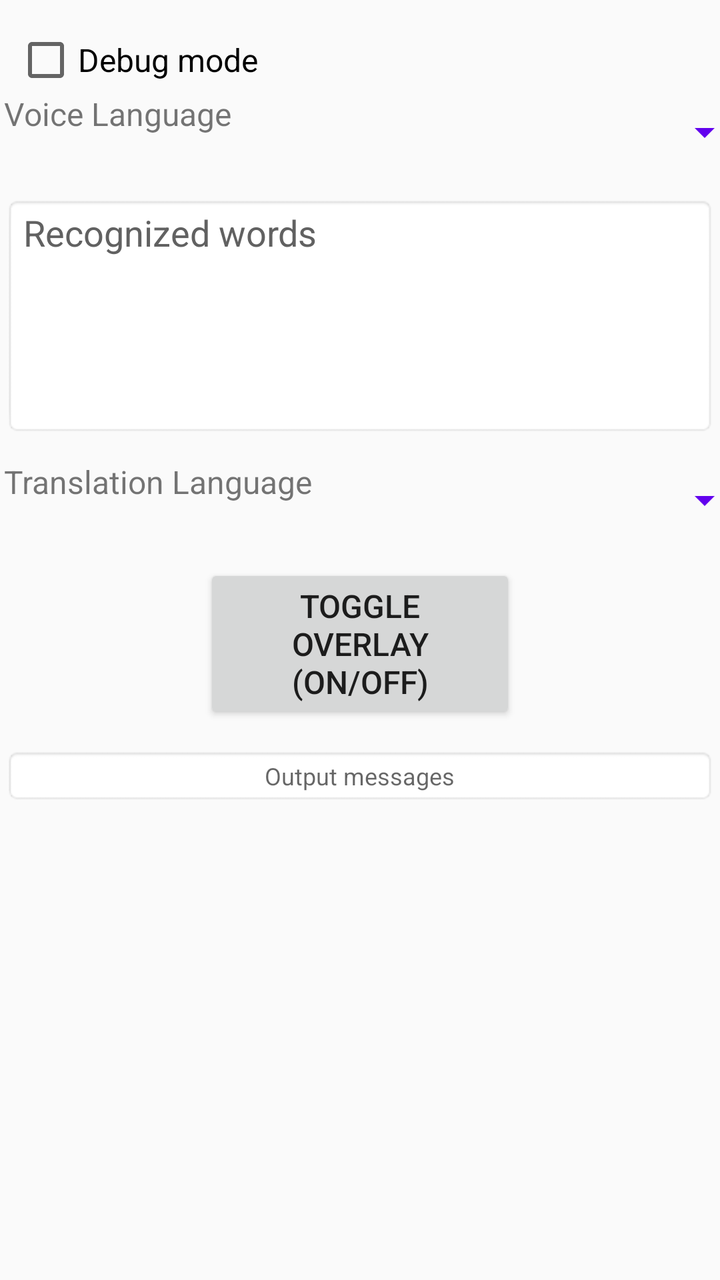
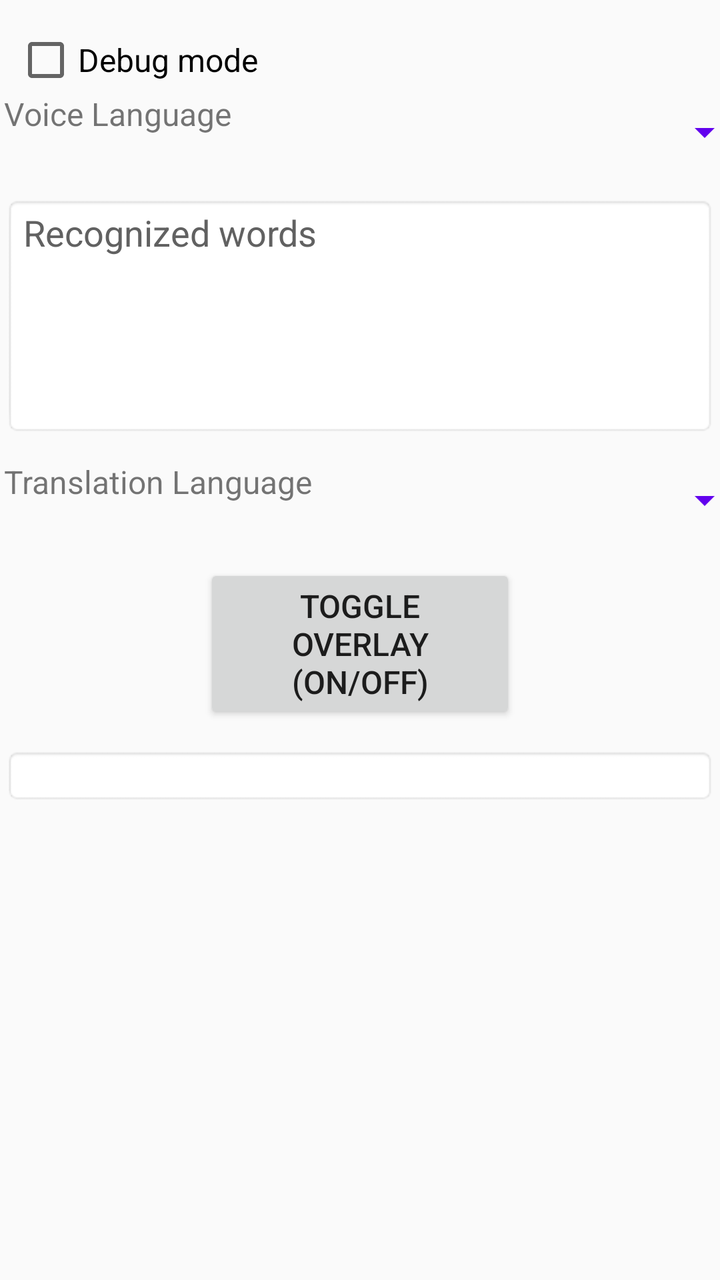

Compare the two renders of this Android layout. The source of the first and the diff that turns it into the second are given below.
<!-- AndroidManifest.xml: application theme AppTheme -->
<!-- res/layout/activity_main.xml -->
<ScrollView xmlns:android="http://schemas.android.com/apk/res/android"
    xmlns:tools="http://schemas.android.com/tools"
    android:id="@+id/root"
    android:orientation="vertical"
    android:padding="1dp"
    android:fillViewport="false"
    android:layout_gravity="center_horizontal"
    android:layout_width="fill_parent"
    android:layout_height="wrap_content"
    android:layout_marginLeft="5dp"
    android:layout_marginRight="5dp"
    >
    <TableLayout
        android:layout_width="match_parent"
        android:layout_height="wrap_content"
        android:paddingLeft="1dp"
        android:paddingRight="1dp"
        android:paddingTop="1dp"
        android:paddingBottom="1dp"
        tools:context=".MainActivity"
        >
        <View
            android:layout_width="match_parent"
            android:layout_height="12sp"
            />
        <CheckBox
            android:id="@+id/checkbox_debug_mode"
            android:text="@string/debug_mode"
            android:minHeight="32dp"
            android:padding="0dp"
            android:gravity="start|center"
            android:textAlignment="gravity"
            android:textSize="16sp"
            android:layout_width="wrap_content"
            android:layout_height="wrap_content"
            android:layout_marginStart="5dp"
            android:layout_marginTop="0dp"
            android:layout_marginEnd="5dp"
            android:layout_marginBottom="0dp"
            android:checked="false"
            />
        <TableRow>
            <TextView
                android:id="@+id/textview_text1"
                android:textAlignment="gravity"
                android:gravity="start"
                android:layout_width="wrap_content"
                android:layout_height="40dp"
                android:textSize="16sp"
                android:text="@string/voice_language"
                />
            <Spinner
                android:id="@+id/spinner_src_languages"
                android:layout_width="210dp"
                android:layout_height="wrap_content"
                android:layout_marginStart="10dp"
                android:contentDescription="@string/spinner_src_languages"
                android:backgroundTint="@color/colorPrimary"
                android:gravity="center"
                android:minHeight="40dp"
                android:spinnerMode="dropdown"
                android:textAlignment="gravity"
                />
        </TableRow>
        <TextView
            android:id="@+id/textview_src"
            android:gravity="center"
            android:textAlignment="gravity"
            android:textSize="12sp"
            android:visibility="gone"
            android:background="@android:drawable/editbox_background"
            android:layout_width="wrap_content"
            android:layout_height="wrap_content"
            />
        <Button
            android:id="@+id/button_delete_model"
            android:text="@string/delete_model"
            android:textSize="16sp"
            android:visibility="gone"
            android:layout_marginLeft="100dp"
            android:layout_marginRight="100dp"
            android:layout_height="wrap_content"
            android:layout_width="wrap_content"
            />
        <Button
            android:id="@+id/button_download_model"
            android:text="@string/download_model"
            android:textSize="16sp"
            android:visibility="gone"
            android:layout_marginLeft="100dp"
            android:layout_marginRight="100dp"
            android:layout_height="wrap_content"
            android:layout_width="wrap_content"
            />
        <Button
            android:id="@+id/button_cancel"
            android:text="Cancel"
            android:textSize="16sp"
            android:visibility="gone"
            android:layout_marginLeft="100dp"
            android:layout_marginRight="100dp"
            android:layout_height="wrap_content"
            android:layout_width="wrap_content"
            />
        <ProgressBar
            android:id="@+id/mProgressBar"
            android:max="100"
            style="?android:attr/progressBarStyleHorizontal"
            android:layout_width="wrap_content"
            android:layout_height="wrap_content"
            android:visibility="gone"
            />
        <TextView
            android:id="@+id/textview_model_URL"
            android:layout_width="wrap_content"
            android:layout_height="wrap_content"
            android:gravity="center"
            android:textAlignment="gravity"
            android:textSize="12sp"
            android:background="@android:drawable/editbox_background"
            android:visibility="gone"
            />
        <TextView
            android:id="@+id/textview_model_zip_file"
            android:layout_width="wrap_content"
            android:layout_height="wrap_content"
            android:gravity="center"
            android:textAlignment="gravity"
            android:textSize="12sp"
            android:background="@android:drawable/editbox_background"
            android:visibility="gone"
            />
        <TextView
            android:id="@+id/textview_server_response"
            android:layout_width="wrap_content"
            android:layout_height="wrap_content"
            android:gravity="center"
            android:textAlignment="gravity"
            android:textSize="12sp"
            android:background="@android:drawable/editbox_background"
            android:visibility="gone"
            />
        <TextView
            android:id="@+id/textview_file_size"
            android:layout_width="wrap_content"
            android:layout_height="wrap_content"
            android:gravity="center"
            android:textAlignment="gravity"
            android:textSize="12sp"
            android:background="@android:drawable/editbox_background"
            android:visibility="gone"
            />
        <TextView
            android:id="@+id/textview_bytes_downloaded"
            android:layout_width="wrap_content"
            android:layout_height="wrap_content"
            android:gravity="center"
            android:textAlignment="gravity"
            android:textSize="12sp"
            android:background="@android:drawable/editbox_background"
            android:visibility="gone"
            />
        <TextView
            android:id="@+id/textview_model_used_path"
            android:layout_width="wrap_content"
            android:layout_height="wrap_content"
            android:gravity="center"
            android:textAlignment="gravity"
            android:background="@android:drawable/editbox_background"
            android:textSize="12sp"
            android:visibility="gone"
            />
        <View
            android:layout_width="match_parent"
            android:layout_height="12sp"
            />
        <EditText
            android:id="@+id/voice_text"
            android:layout_width="match_parent"
            android:layout_height="120dp"
            android:autofillHints=""
            android:background="@android:drawable/editbox_background"
            android:gravity="start"
            android:focusable="false"
            android:focusableInTouchMode="true"
            android:hint="@string/recognized_words"
            android:maxLines="3"
            android:textSize="18sp"
            android:textAlignment="gravity"
            android:textColorHint="#616161"
            tools:ignore="LabelFor,TextFields"
            />
        <View
            android:layout_width="match_parent"
            android:layout_height="12sp"
            />
        <TableRow>
            <TextView
                android:id="@+id/textview_text2"
                android:layout_width="wrap_content"
                android:layout_height="40dp"
                android:gravity="start"
                android:text="@string/translation_language"
                android:textAlignment="gravity"
                android:textSize="16sp"
                />
            <Spinner
                android:id="@+id/spinner_dst_languages"
                android:layout_width="wrap_content"
                android:layout_height="wrap_content"
                android:layout_marginStart="10dp"
                android:contentDescription="@string/spinner_dst_languages"
                android:backgroundTint="@color/colorPrimary"
                android:gravity="center"
                android:minHeight="40dp"
                android:spinnerMode="dropdown"
                android:textAlignment="gravity"
                />
        </TableRow>
        <TextView
            android:id="@+id/textview_dst"
            android:textAlignment="gravity"
            android:gravity="center"
            android:layout_width="wrap_content"
            android:layout_height="wrap_content"
            android:textSize="12sp"
            android:visibility="gone"
            android:background="@android:drawable/editbox_background"
            />
        <View
            android:layout_width="match_parent"
            android:layout_height="12sp"
            />
        <Button
            android:id="@+id/button_toggle_overlay"
            android:text="@string/toggle_overlay"
            android:textSize="16sp"
            android:layout_marginLeft="100dp"
            android:layout_marginRight="100dp"
            android:layout_height="wrap_content"
            android:layout_width="wrap_content"
            />
        <View
            android:layout_width="match_parent"
            android:layout_height="12sp"
            />
        <TextView
            android:id="@+id/textview_recognizing"
            android:textAlignment="gravity"
            android:gravity="center"
            android:layout_width="wrap_content"
            android:layout_height="wrap_content"
            android:text=""
            android:textSize="12sp"
            android:visibility="gone"
            android:background="@android:drawable/editbox_background"
            />
        <TextView
            android:id="@+id/textview_overlaying"
            android:textAlignment="gravity"
            android:gravity="center"
            android:layout_width="wrap_content"
            android:layout_height="wrap_content"
            android:textSize="12sp"
            android:visibility="gone"
            android:background="@android:drawable/editbox_background"
            />
        <TextView
            android:id="@+id/textview_output_messages"
            android:hint="Output messages"
            android:layout_width="fill_parent"
            android:layout_height="wrap_content"
            android:textSize="12sp"
            android:layout_gravity="center"
            android:gravity="center"
            android:scrollbars="vertical"
            android:background="@android:drawable/editbox_background"
            android:textAppearance="?android:attr/textAppearanceMedium"
            />
    </TableLayout>
</ScrollView>
<!-- resources referenced by this layout -->
<resources>
  <color name="colorPrimary">#6200EE</color>
  <string name="debug_mode">Debug mode</string>
  <string name="delete_model">Delete Model</string>
  <string name="download_model">Download Model</string>
  <string name="recognized_words">Recognized words</string>
  <string name="spinner_dst_languages">spinner_dst_languages</string>
  <string name="spinner_src_languages">spinner_src_languages</string>
  <string name="toggle_overlay">Toggle Overlay\n(ON/OFF)</string>
  <string name="translation_language">Translation Language</string>
  <string name="voice_language">Voice Language</string>
  <style name="AppTheme" parent="Theme.AppCompat.Light.DarkActionBar">
          
          <item name="colorPrimary">@color/colorPrimary</item>
          <item name="colorPrimaryDark">@color/colorPrimaryDark</item>
          <item name="colorAccent">@color/colorAccent</item>
      </style>
  <color name="colorPrimaryDark">#3700B3</color>
  <color name="colorAccent">#03DAC5</color>
</resources>

<!-- the commit's change to res/layout/activity_main.xml (unified diff, before → after) -->
@@ -1,14 +1,14 @@
 <ScrollView xmlns:android="http://schemas.android.com/apk/res/android"
     xmlns:tools="http://schemas.android.com/tools"
     android:id="@+id/root"
-    android:orientation="vertical"
-    android:padding="1dp"
-    android:fillViewport="false"
-    android:layout_gravity="center_horizontal"
     android:layout_width="fill_parent"
     android:layout_height="wrap_content"
     android:layout_marginLeft="5dp"
     android:layout_marginRight="5dp"
+    android:layout_gravity="center_horizontal"
+    android:orientation="vertical"
+    android:padding="1dp"
+    android:fillViewport="false"
     >
     <TableLayout
         android:layout_width="match_parent"
@@ -31,7 +31,7 @@
             android:gravity="start|center"
             android:textAlignment="gravity"
             android:textSize="16sp"
-            android:layout_width="wrap_content"
+            android:layout_width="fill_parent"
             android:layout_height="wrap_content"
             android:layout_marginStart="5dp"
             android:layout_marginTop="0dp"
@@ -40,35 +40,34 @@
             android:checked="false"
             />
         <TableRow>
-            <TextView
-                android:id="@+id/textview_text1"
-                android:textAlignment="gravity"
-                android:gravity="start"
-                android:layout_width="wrap_content"
-                android:layout_height="40dp"
-                android:textSize="16sp"
-                android:text="@string/voice_language"
-                />
-            <Spinner
-                android:id="@+id/spinner_src_languages"
-                android:layout_width="210dp"
-                android:layout_height="wrap_content"
-                android:layout_marginStart="10dp"
-                android:contentDescription="@string/spinner_src_languages"
-                android:backgroundTint="@color/colorPrimary"
-                android:gravity="center"
-                android:minHeight="40dp"
-                android:spinnerMode="dropdown"
-                android:textAlignment="gravity"
-                />
+        <TextView
+            android:id="@+id/textview_text1"
+            android:textAlignment="gravity"
+            android:gravity="start"
+            android:layout_width="wrap_content"
+            android:layout_height="40dp"
+            android:textSize="16sp"
+            android:text="@string/voice_language"
+            />
+        <Spinner
+            android:id="@+id/spinner_src_languages"
+            android:layout_width="210dp"
+            android:layout_height="wrap_content"
+            android:layout_marginStart="10dp"
+            android:contentDescription="@string/spinner_src_languages"
+            android:backgroundTint="@color/colorPrimary"
+            android:gravity="center"
+            android:minHeight="40dp"
+            android:spinnerMode="dropdown"
+            android:textAlignment="gravity"
+            />
         </TableRow>
         <TextView
             android:id="@+id/textview_src"
             android:gravity="center"
             android:textAlignment="gravity"
             android:textSize="12sp"
-            android:visibility="gone"
-            android:background="@android:drawable/editbox_background"
+            android:visibility="gone"            android:background="@android:drawable/editbox_background"
             android:layout_width="wrap_content"
             android:layout_height="wrap_content"
             />
@@ -195,27 +194,27 @@
             android:layout_height="12sp"
             />
         <TableRow>
-            <TextView
-                android:id="@+id/textview_text2"
-                android:layout_width="wrap_content"
-                android:layout_height="40dp"
-                android:gravity="start"
-                android:text="@string/translation_language"
-                android:textAlignment="gravity"
-                android:textSize="16sp"
-                />
-            <Spinner
-                android:id="@+id/spinner_dst_languages"
-                android:layout_width="wrap_content"
-                android:layout_height="wrap_content"
-                android:layout_marginStart="10dp"
-                android:contentDescription="@string/spinner_dst_languages"
-                android:backgroundTint="@color/colorPrimary"
-                android:gravity="center"
-                android:minHeight="40dp"
-                android:spinnerMode="dropdown"
-                android:textAlignment="gravity"
-                />
+        <TextView
+            android:id="@+id/textview_text2"
+            android:layout_width="wrap_content"
+            android:layout_height="40dp"
+            android:gravity="start"
+            android:text="@string/translation_language"
+            android:textAlignment="gravity"
+            android:textSize="16sp"
+            />
+        <Spinner
+            android:id="@+id/spinner_dst_languages"
+            android:layout_width="wrap_content"
+            android:layout_height="wrap_content"
+            android:layout_marginStart="10dp"
+            android:contentDescription="@string/spinner_dst_languages"
+            android:backgroundTint="@color/colorPrimary"
+            android:gravity="center"
+            android:minHeight="40dp"
+            android:spinnerMode="dropdown"
+            android:textAlignment="gravity"
+            />
         </TableRow>
         <TextView
             android:id="@+id/textview_dst"
@@ -267,10 +266,21 @@
             />
         <TextView
             android:id="@+id/textview_output_messages"
-            android:hint="Output messages"
-            android:layout_width="fill_parent"
-            android:layout_height="wrap_content"
-            android:textSize="12sp"
+            android:layout_width="wrap_content"
+            android:layout_height="wrap_content"
+            android:textSize="12sp"
+            android:layout_gravity="center"
+            android:gravity="center"
+            android:scrollbars="vertical"
+            android:background="@android:drawable/editbox_background"
+            android:textAppearance="?android:attr/textAppearanceMedium"
+            />
+        <TextView
+            android:id="@+id/textview_mlkit_status"
+            android:layout_width="wrap_content"
+            android:layout_height="wrap_content"
+            android:textSize="12sp"
+            android:visibility="gone"
             android:layout_gravity="center"
             android:gravity="center"
             android:scrollbars="vertical"
